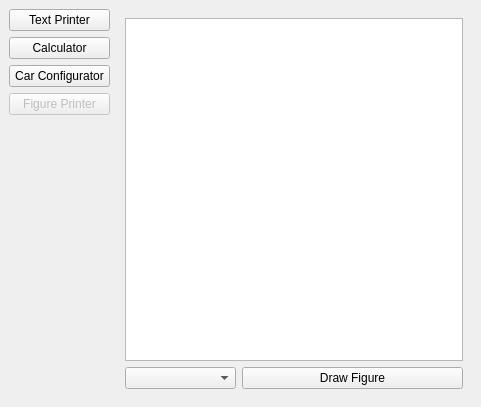
bjuergens/automatic-gui-testing, file envs/gui_env/src/main_window.ui: the form before one commit.
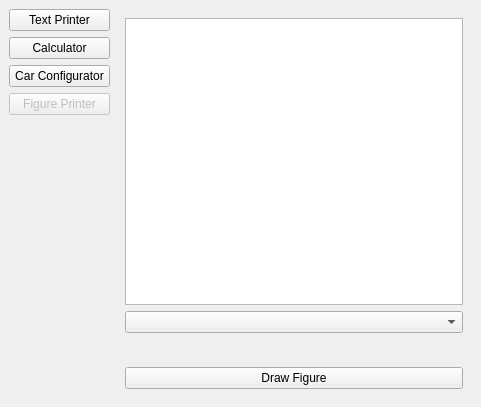
The form after the commit. The open tabs and pages were chosen to show the change.

Commit message:
Fixed combo boxes in figure printer that exceeded window size
Also decreased font size by one point in figure printer

The edit to the form file:
```diff
--- a/envs/gui_env/src/main_window.ui
+++ b/envs/gui_env/src/main_window.ui
@@ -277,7 +277,7 @@
        </layout>
       </widget>
       <widget class="QWidget" name="page_3">
-       <layout class="QVBoxLayout" name="verticalLayout_2">
+       <layout class="QVBoxLayout" name="verticalLayout_2" stretch="82,5,8,5">
         <item>
          <widget class="QPlainTextEdit" name="figure_printer_output">
           <property name="readOnly">
@@ -286,9 +286,24 @@
          </widget>
         </item>
         <item>
-         <layout class="QHBoxLayout" name="horizontalLayout_2" stretch="1,2">
+         <widget class="QComboBox" name="figure_combobox">
+          <property name="frame">
+           <bool>true</bool>
+          </property>
+         </widget>
+        </item>
           <item>
-           <widget class="QComboBox" name="figure_combobox"/>
+         <spacer name="verticalSpacer_4">
+          <property name="orientation">
+           <enum>Qt::Vertical</enum>
+          </property>
+          <property name="sizeHint" stdset="0">
+           <size>
+            <width>20</width>
+            <height>40</height>
+           </size>
+          </property>
+         </spacer>
           </item>
           <item>
            <widget class="QPushButton" name="start_drawing_figure_button">
@@ -296,8 +311,6 @@
              <string>Draw Figure</string>
             </property>
            </widget>
-          </item>
-         </layout>
         </item>
        </layout>
       </widget>
```
Lines whose indentation alone changed are shown as unchanged. The commit also changes 1 other file.
